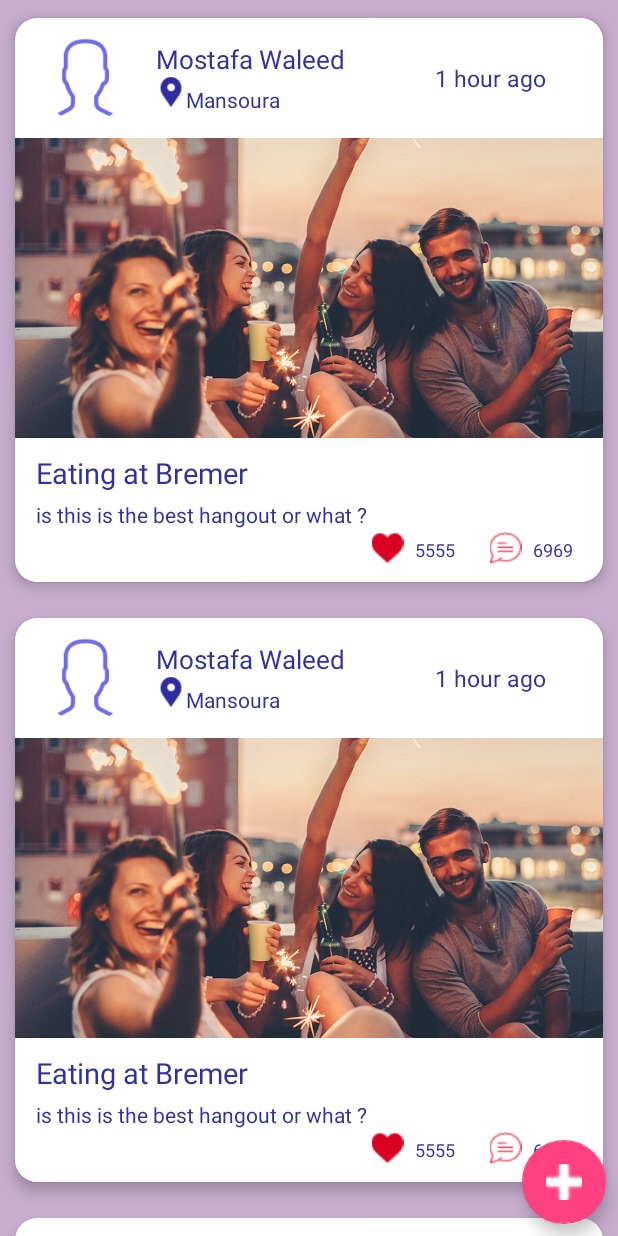
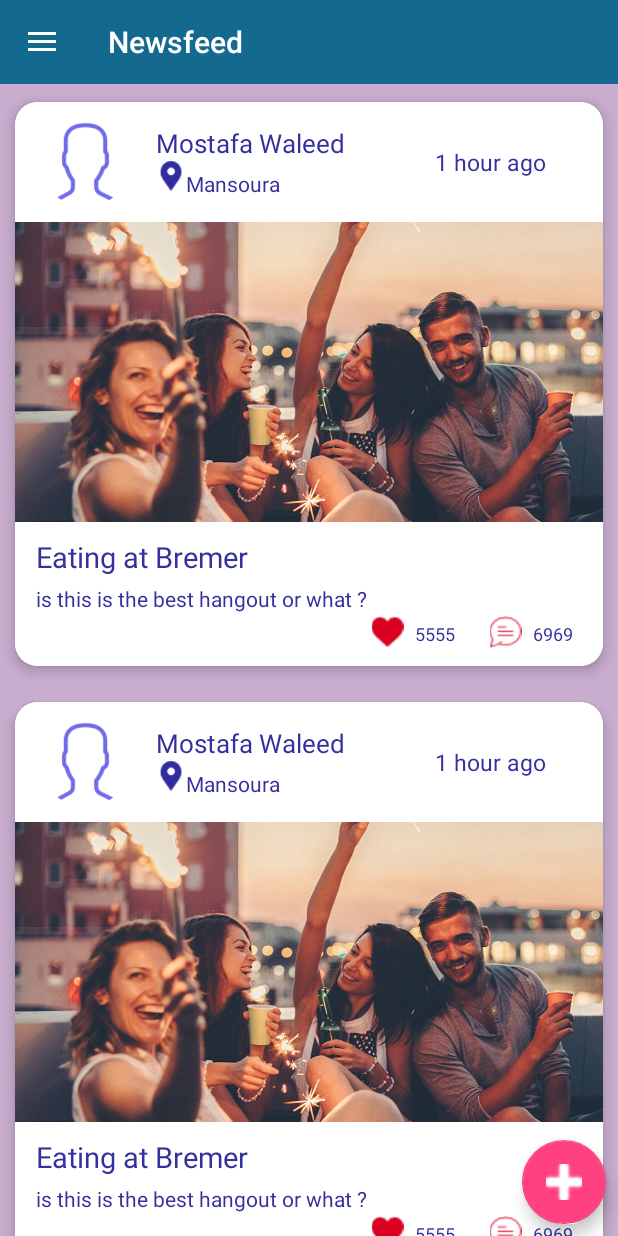
Before and after one commit to mostafabder/BlendIn, an Android app: the Navigation_activity screen opened directly, with no data from a screen before it, in the side drawer, after a tap on "Newsfeed", on a phone screen of 412 x 824 dp. Run offline under Robolectric (Android 15) with nearby library versions, the light colour scheme and no system bars; our stand-ins replace CircleImageView; libraries missing offline, so code that uses them is left out: org.apmem.tools; plain views replace FloatingActionButton; 2 statements that could not run were skipped.

Commit message:
Design Fixes 1#

```diff
--- a/app/src/main/java/com/example/android/blendin/Navigation_activity.java
+++ b/app/src/main/java/com/example/android/blendin/Navigation_activity.java
@@ -10,6 +10,7 @@ import android.support.annotation.NonNull;
 import android.support.annotation.Nullable;
 import android.support.annotation.RequiresApi;
 import android.support.design.widget.NavigationView;
+import android.support.v7.app.ActionBar;
 import android.transition.Fade;
 import android.support.v4.app.Fragment;
 import android.support.v4.app.FragmentTransaction;
@@ -46,106 +47,48 @@ public class Navigation_activity extends AppCompatActivity implements Navigation
         super.onCreate(savedInstanceState);
         setContentView(R.layout.navigation_activity);
 
+        toolbar = (Toolbar) findViewById(R.id.toolbar);
+        setSupportActionBar(toolbar);
 
         DrawerLayout drawer = (DrawerLayout) findViewById(R.id.drawer_layout);
-        ActionBarDrawerToggle toggle = new ActionBarDrawerToggle(this,drawer,R.string.open_navigation,R.string.close_navigation);
+        ActionBarDrawerToggle toggle = new ActionBarDrawerToggle(this, drawer, toolbar, R.string.open_navigation, R.string.close_navigation);
         drawer.setDrawerListener(toggle);
         toggle.syncState();
+
         // Opens Default Fragment -> Newsfeed
         // transmission(new NewsfeedFragment(),"news");
         FragmentTransaction fragmentTransaction = getSupportFragmentManager().beginTransaction();
         fragmentTransaction.replace(R.id.content_main, new NewsfeedFragment(), "news");
         fragmentTransaction.commit();
-        //getSupportActionBar().setTitle("Newsfeed");
+        getSupportActionBar().setTitle("Newsfeed");
 
         navigationView = (NavigationView) findViewById(R.id.nav_view);
-        navigationView.setNavigationItemSelectedListener(new NavigationView.OnNavigationItemSelectedListener() {
-            @RequiresApi(api = Build.VERSION_CODES.GINGERBREAD)
-            @Override
-            public boolean onNavigationItemSelected(@NonNull MenuItem item) {
-                int id = item.getItemId();
-                if (id == R.id.profile_nav_item) {
-                    //TODO Profile Fragment
-            fragment = new ProfileFragment();
-            FragmentTransaction fragmentTransaction = getSupportFragmentManager().beginTransaction();
-            fragmentTransaction.replace(R.id.content_main, fragment, "Profile");
-            fragmentTransaction.commit();
-            //getSupportActionBar().setTitle(getString(R.string.Profile));
-
-                } else if (id == R.id.hangouts_nav_item) {
-                    fragment = new HangoutFragment();
-                    FragmentTransaction fragmentTransaction = getSupportFragmentManager().beginTransaction();
-                    fragmentTransaction.replace(R.id.content_main, fragment, "hangout");
-                    fragmentTransaction.commit();
-                    //getSupportActionBar().setTitle(getString(R.string.Hangout));
-
-                } else if (id == R.id.Newsfeed_nav_item) {
-                    fragment = new NewsfeedFragment();
-                    FragmentTransaction fragmentTransaction = getSupportFragmentManager().beginTransaction();
-                    fragmentTransaction.replace(R.id.content_main, fragment, "news");
-                    fragmentTransaction.commit();
-                    //getSupportActionBar().setTitle(getString(R.string.Hangout));
-
-                } else if (id == R.id.request_nav_item) {
-                    fragment = new RequestFragment();
-                    FragmentTransaction fragmentTransaction = getSupportFragmentManager().beginTransaction();
-                    fragmentTransaction.replace(R.id.content_main, fragment, "req");
-                    fragmentTransaction.commit();
-                    //getSupportActionBar().setTitle(getString(R.string.Hangout));
-
-                } else if (id == R.id.Mysquad_nav_item) {
-                    fragment = new MysquadFragment();
-                    FragmentTransaction fragmentTransaction = getSupportFragmentManager().beginTransaction();
-                    fragmentTransaction.replace(R.id.content_main, fragment, "squad");
-                    fragmentTransaction.commit();
-                    //getSupportActionBar().setTitle(getString(R.string.Hangout));
-
-                } else if (id == R.id.settings_nav_item) {
-                    //TODO :: Settings Fragment
-           /* fragment = new SettingsFragment();
-            FragmentTransaction fragmentTransaction = getSupportFragmentManager().beginTransaction();
-            fragmentTransaction.replace(R.id.content_main, fragment, "set");
-            fragmentTransaction.commit();
-            //getSupportActionBar().setTitle(getString(R.string.Hangout));
-            */
-                } else if (id == R.id.signout_nav_item) {
-                    //TODO :: Sign out
-                }
-
-
-                DrawerLayout drawer = (DrawerLayout) findViewById(R.id.drawer_layout);
-                drawer.closeDrawer(GravityCompat.START);
-                return true;
-
-            }
-        });
+        navigationView.setNavigationItemSelectedListener(this);
     }
-
-
-
 
     @Override
     public boolean onNavigationItemSelected(@NonNull MenuItem item) {
         // Handling navigation view item clicks.
         int id = item.getItemId();
         if (id == R.id.profile_nav_item) {
-            //TODO Profile Fragment
-            //transmission(new ProfileFragment(),"profile");
+            transmission(new ProfileFragment(), "Profile");
+
         } else if (id == R.id.hangouts_nav_item) {
-            transmission(new HangoutFragment(), "hangouts");
+            transmission(new HangoutFragment(), "Hangouts");
 
         } else if (id == R.id.Newsfeed_nav_item) {
-            transmission(new NewsfeedFragment(), "news");
+            transmission(new NewsfeedFragment(), "Newsfeed");
 
         } else if (id == R.id.request_nav_item) {
-            transmission(new RequestFragment(), "req");
+            transmission(new RequestFragment(), "Requests");
 
         } else if (id == R.id.Mysquad_nav_item) {
-            transmission(new MysquadFragment(), "squad");
+            transmission(new MysquadFragment(), "My Squads");
 
         } else if (id == R.id.settings_nav_item) {
             //TODO :: Settings Fragment
             //transmission(new SettingsFragment(),"set");
+            getSupportActionBar().setTitle("Settings");
         } else if (id == R.id.signout_nav_item) {
             //TODO :: Sign out
         }
@@ -170,6 +113,7 @@ public class Navigation_activity extends AppCompatActivity implements Navigation
         fragmentTransaction.setCustomAnimations(R.anim.enter_left, R.anim.exit_right);
         fragmentTransaction.replace(R.id.content_main, nxtfragment, key);
         fragmentTransaction.commit();
+        getSupportActionBar().setTitle(key);
     }
 
     public void addInterest(View view) {
--- /dev/null
+++ b/app/src/main/res/layout/app_bar_main.xml
@@ -0,0 +1,23 @@
+<android.support.design.widget.CoordinatorLayout xmlns:android="http://schemas.android.com/apk/res/android"
+    xmlns:app="http://schemas.android.com/apk/res-auto"
+    xmlns:fancy="http://schemas.android.com/apk/res-auto"
+    xmlns:tools="http://schemas.android.com/tools"
+    android:layout_width="match_parent"
+    android:layout_height="wrap_content"
+    tools:context="com.example.android.blendin.Navigation_activity">
+
+    <android.support.design.widget.AppBarLayout
+        android:layout_width="match_parent"
+        android:layout_height="wrap_content"
+        android:theme="@style/AppTheme.AppBarOverlay">
+
+        <android.support.v7.widget.Toolbar
+            android:id="@+id/toolbar"
+            android:layout_width="match_parent"
+            android:layout_height="?attr/actionBarSize"
+            android:background="@color/blue"
+            app:popupTheme="@style/AppTheme.PopupOverlay" />
+
+    </android.support.design.widget.AppBarLayout>
+
+</android.support.design.widget.CoordinatorLayout>
--- a/app/src/main/res/layout/navigation_activity.xml
+++ b/app/src/main/res/layout/navigation_activity.xml
@@ -1,10 +1,19 @@
 <?xml version="1.0" encoding="utf-8"?>
-<android.support.v4.widget.DrawerLayout xmlns:android="http://schemas.android.com/apk/res/android"
+<RelativeLayout xmlns:android="http://schemas.android.com/apk/res/android"
     xmlns:app="http://schemas.android.com/apk/res-auto"
     xmlns:tools="http://schemas.android.com/tools"
+    android:layout_width="match_parent"
+    android:layout_height="match_parent">
+
+    <include
+        android:id="@+id/action_bar"
+        layout="@layout/app_bar_main" />
+
+    <android.support.v4.widget.DrawerLayout
         android:id="@+id/drawer_layout"
         android:layout_width="match_parent"
         android:layout_height="match_parent"
+        android:layout_below="@id/action_bar"
         android:fitsSystemWindows="true"
         tools:openDrawer="start">
 
@@ -12,21 +21,20 @@
             android:id="@+id/content_main"
             android:layout_width="match_parent"
             android:layout_height="match_parent"
-        tools:layout_editor_absoluteY="8dp"
+            app:layout_behavior="@string/appbar_scrolling_view_behavior"
             tools:layout_editor_absoluteX="8dp"
-        app:layout_behavior="@string/appbar_scrolling_view_behavior">
-    </FrameLayout>
+            tools:layout_editor_absoluteY="8dp"></FrameLayout>
 
         <android.support.design.widget.NavigationView
             android:id="@+id/nav_view"
             android:layout_width="wrap_content"
             android:layout_height="match_parent"
+            android:layout_gravity="start"
             android:background="#FFF"
-        app:itemTextColor="#34309e"
-        app:itemIconTint="#000"
-        android:layout_gravity="start"
             android:fitsSystemWindows="true"
             app:headerLayout="@layout/nav_header"
-        app:menu="@menu/nav_menus"
-        />
+            app:itemIconTint="#000"
+            app:itemTextColor="#34309e"
+            app:menu="@menu/nav_menus" />
     </android.support.v4.widget.DrawerLayout>
+</RelativeLayout>
--- a/app/src/main/res/values/colors.xml
+++ b/app/src/main/res/values/colors.xml
@@ -3,4 +3,7 @@
     <color name="colorPrimary">#3F51B5</color>
     <color name="colorPrimaryDark">#303F9F</color>
     <color name="colorAccent">#FF4081</color>
+    <color name="blue">#136a8e</color>
+    <color name="darkgrey">#515151</color>
+    <color name="offWhite">#EEEEEE</color>
 </resources>
```
Also changed, not shown: app/src/main/res/values/styles.xml (+10 -0 lines). Lines whose indentation alone changed are shown as unchanged.
